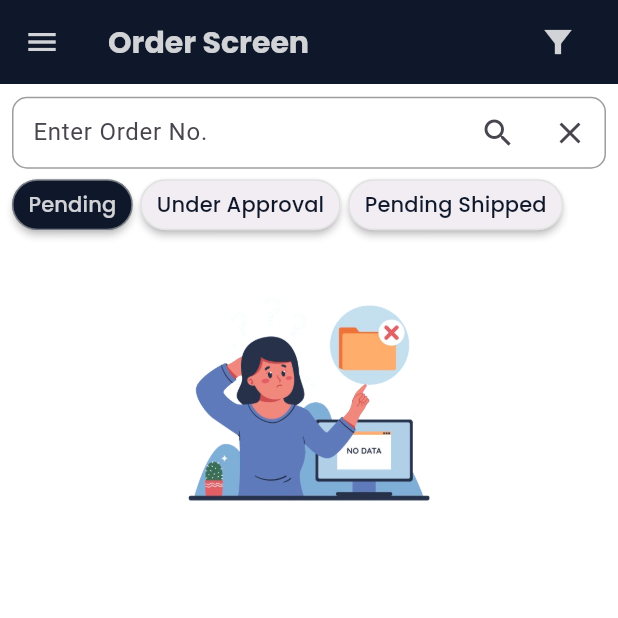
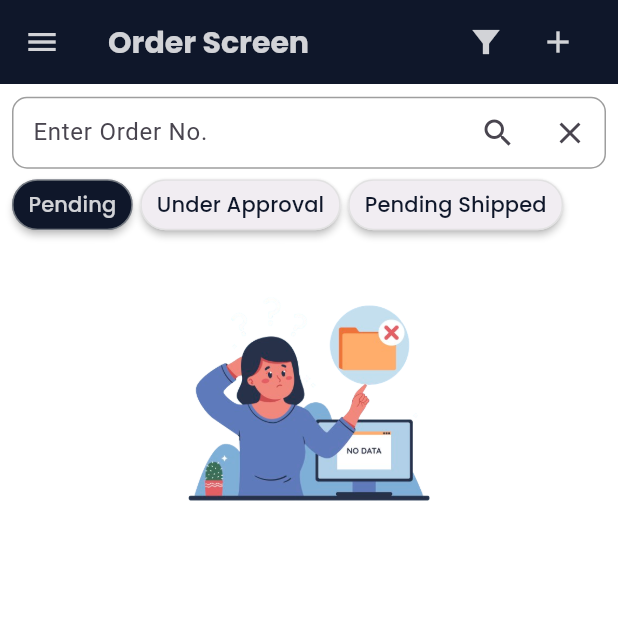
Before and after one commit to RadhaRaman43/pristine_seed, a Flutter app: the OrderScreen screen opened directly, on a phone screen of 412 x 824 dp, the top half of it. Run offline on Flutter 3.47's test engine with Material 3 defaults, Android fonts, the phone set to English and light mode, and no system bars; our stand-ins replace battery_plus, carousel_slider, connectivity, device_info_plus, dotted_border, file_picker and 14 more; missing offline and left inert: blurry_modal_progress_hud, excel, flutter_background_service, flutter_background_service_android, flutter_downloader, image_network; accounts and stored records are empty; network calls fail; Roboto replaces fonts that are missing (Ageo).

Commit message:
notification list

```diff
--- a/lib/view/notification_view/notification_screen.dart
+++ b/lib/view/notification_view/notification_screen.dart
@@ -82,8 +82,7 @@ class NotificationScreen extends StatelessWidget{
         notification_page_controller
             .notification_list.length >
             0) {
-      return Expanded(
-        child: ListView.separated(
+      return ListView.separated(
         physics: ClampingScrollPhysics(),
           padding: EdgeInsets.zero,
           separatorBuilder: (context, index) => Divider(
@@ -95,8 +94,7 @@ class NotificationScreen extends StatelessWidget{
               .notification_list.value.length,
           itemBuilder: (BuildContext context, int index) {
             return BindNotificationListView(context, index);
-            }),
-      );
+          });
     } else {
       return Center(
         //child: Image.asset("assests/images/no_record_found.gif",),
--- a/lib/view/order_view/order_screen.dart
+++ b/lib/view/order_view/order_screen.dart
@@ -22,7 +22,12 @@ class OrderScreen extends StatelessWidget{
   @override
   Widget build(BuildContext context) {
     print(order_header_page_controller.pending_amt);
-    return Scaffold(
+    return WillPopScope(
+      onWillPop: () async {
+        Get.offAllNamed(RoutesName.homeScreen);
+        return false;
+      },
+      child: Scaffold(
         appBar: AppBar(
           title:Row(
             children: [
@@ -40,17 +45,13 @@ class OrderScreen extends StatelessWidget{
 
 
               }, icon: Icon(Icons.filter_alt_sharp)),
-            Obx( () {
-              return Visibility(
-                visible: order_header_page_controller.order_header_list.isNotEmpty
-                    && order_header_page_controller.order_header_list[0].orderStatus=="Pending"?true:false,
-                child: IconButton(onPressed: () {
+             // Obx( () {
+             // //  return
+                  IconButton(onPressed: () {
                   order_header_page_controller.resetAllNewOrderFields();
                   Get.toNamed(RoutesName.new_order_screen);
                 }, icon: Icon(Icons.add)),
-              );
-            },
-            )
+              //},)
             ],
           ),
           iconTheme: IconThemeData(
@@ -223,6 +224,7 @@ class OrderScreen extends StatelessWidget{
          ),
 
 
+      ),
     );
   }
 
--- a/lib/view/order_view/view_cart_screen.dart
+++ b/lib/view/order_view/view_cart_screen.dart
@@ -72,9 +72,7 @@ class ViewCartScreen extends StatelessWidget{
                     margin: EdgeInsets.only(top: 1),
                     child: LinearProgressIndicator(
                       backgroundColor: AllColors.primaryDark1,
-                      color: AllColors.ripple_green,
-                      minHeight: 5,
-                      value: 0,
+                      color: AllColors.textColor,
                     ),
                   ),
                 );
@@ -853,7 +851,7 @@ class ViewCartScreen extends StatelessWidget{
             ),
             TextButton(
               onPressed: () {
-
+                view_cart_page_controller.order_Complete_remark_controller.text="";
                 if(view_cart_page_controller.order_Complete_remark_controller.text.isNotEmpty){
                   view_cart_page_controller.orderHeaderComplete(view_cart_page_controller.order_details_list[0].orderNo!);
                   Navigator.of(context).pop();
--- a/lib/viewModel/order_vm/order_vm.dart
+++ b/lib/viewModel/order_vm/order_vm.dart
@@ -497,6 +497,7 @@ class OrderViewModel extends GetxController{
                         ),
                         onPressed: () {
                           Get.offAllNamed(RoutesName.order_screen);
+                        //  orderHeaderApi(pageNumber);
                         },
                         style: TextButton.styleFrom(
                             foregroundColor: Colors.grey,
```
Also changed, not shown: 2 other files. Lines whose indentation alone changed are shown as unchanged.
